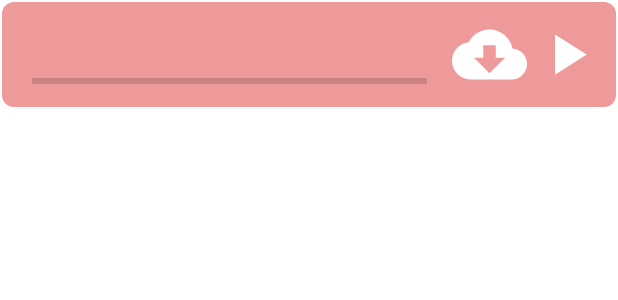
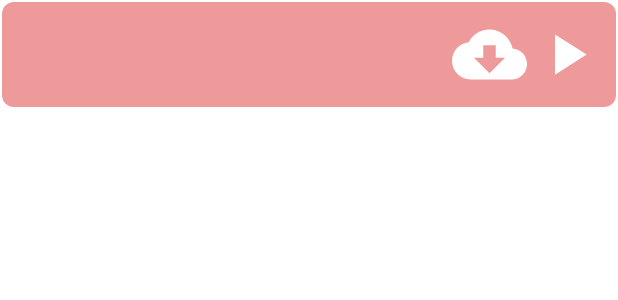
Before and after one commit to Kenneth-Fernandes-0620/Teach-By-Voice, an Android app: the layout items_list.xml on its own in the app's theme, with its tools: preview values and no code run, on a phone screen of 412 x 824 dp. Shown: the top 300 px of the screen. Run offline under Robolectric (Android 15) with nearby library versions, the phone set to English and light mode, and no system bars.

Commit message:
Download progress bar

```diff
--- a/app/src/main/java/com/rosarycollege/utility/DownloadToCancelMorphingImageView.java
+++ b/app/src/main/java/com/rosarycollege/utility/DownloadToCancelMorphingImageView.java
@@ -5,6 +5,7 @@ import android.graphics.Color;
 import android.graphics.PorterDuff;
 import android.graphics.drawable.AnimatedVectorDrawable;
 import android.util.AttributeSet;
+import android.widget.ProgressBar;
 
 import androidx.appcompat.content.res.AppCompatResources;
 
@@ -59,13 +60,13 @@ public class DownloadToCancelMorphingImageView extends androidx.appcompat.widget
         return file;
     }
 
-    public void morph() {
+    public void morph(ProgressBar bar) {
         if(!exists) {
             final AnimatedVectorDrawable drawable = mIsShowingCancelButton ? cancelToDownload : downloadToCancel;
             setImageDrawable(drawable);
             drawable.start();
             mIsShowingCancelButton = !mIsShowingCancelButton;
-            new DownloadAssets(context).download(reference, this);
+            new DownloadAssets(context).download(reference, this,bar);
         }
     }
 
--- a/app/src/main/res/layout/activity_main.xml
+++ b/app/src/main/res/layout/activity_main.xml
@@ -28,7 +28,7 @@
         android:id="@+id/fragmentContainerView"
         android:name="androidx.navigation.fragment.NavHostFragment"
         android:layout_width="match_parent"
-        android:layout_height="678dp"
+        android:layout_height="match_parent"
         app:defaultNavHost="true"
         app:navGraph="@navigation/my_nav" />
 
--- a/app/src/main/res/layout/items_list.xml
+++ b/app/src/main/res/layout/items_list.xml
@@ -55,6 +55,7 @@
         android:layout_alignParentBottom="true"
         android:layout_marginStart="10dp"
         android:layout_marginTop="35dp"
-        android:layout_marginBottom="0dp" />
+        android:layout_marginBottom="0dp"
+        android:visibility="invisible" />
 
 </RelativeLayout>
```
Also changed, not shown: app/src/main/java/com/rosarycollege/utility/DownloadAssets.java (+8 -6 lines), app/src/main/java/com/rosarycollege/utility/recyclerViewAdapter.java (+7 -6 lines).
